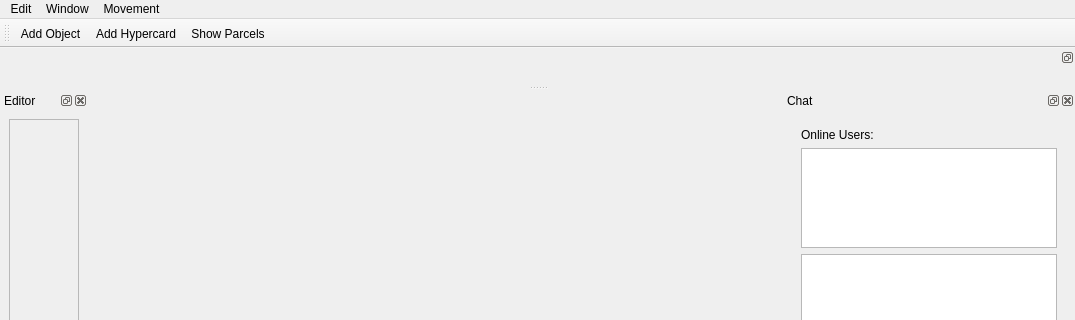
This is gui_client/MainWindow.ui in shipilovden/substrata-metasiberia as Qt 5 draws it before an edit; both pictures show x 0 to 1075 and y 0 to 320 of the 1075 by 787 pixel window. The edited form follows.
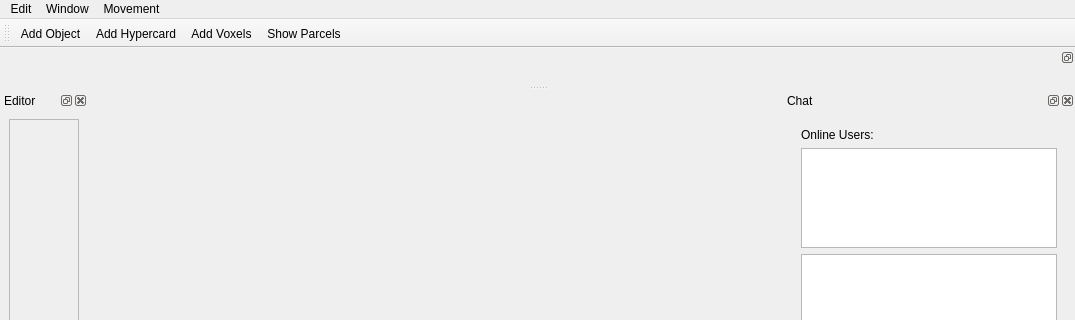
This is the edited form. Custom widgets are drawn as their Qt base class.

Commit message: Added initial implementation of voxel editing. Add material combobox to ObjectEditor.

```diff
--- a/gui_client/MainWindow.ui
+++ b/gui_client/MainWindow.ui
@@ -76,6 +76,7 @@
    </attribute>
    <addaction name="actionAddObject"/>
    <addaction name="actionAddHypercard"/>
+   <addaction name="actionAdd_Voxels"/>
    <addaction name="actionShow_Parcels"/>
   </widget>
   <widget class="QDockWidget" name="chatDockWidget">
@@ -312,6 +313,11 @@
     <string>Fly Mode</string>
    </property>
   </action>
+  <action name="actionAdd_Voxels">
+   <property name="text">
+    <string>Add Voxels</string>
+   </property>
+  </action>
  </widget>
  <customwidgets>
   <customwidget>
```
The commit also changes 7 other files.
